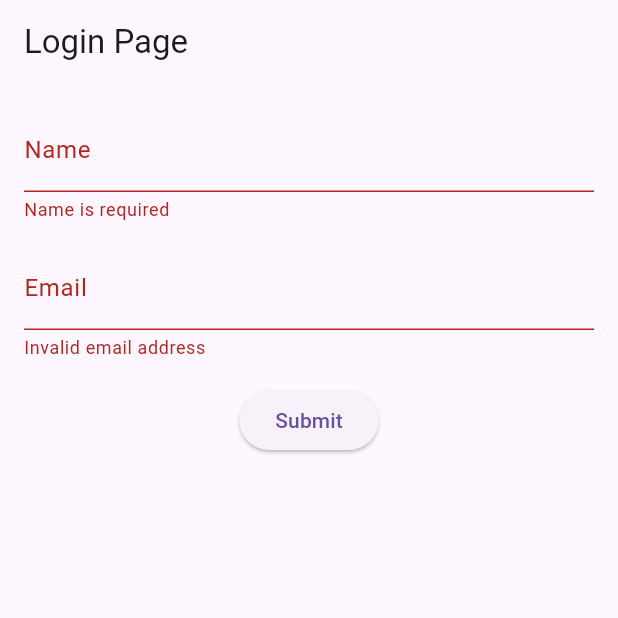
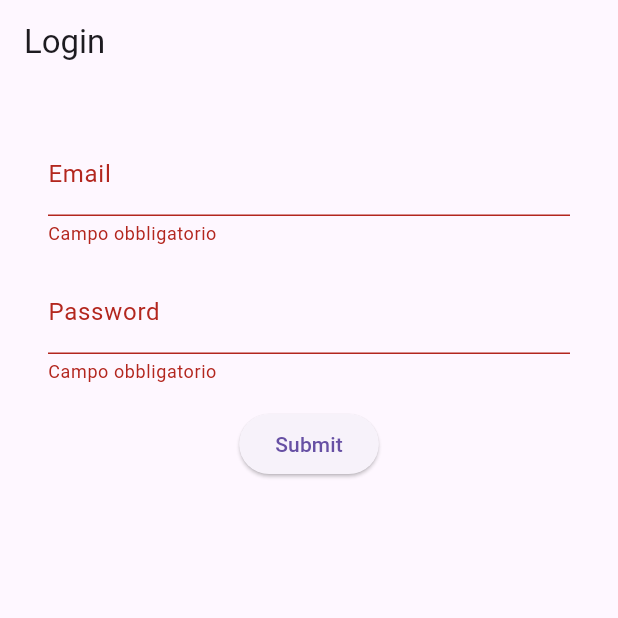
Before and after one commit to Hyron48/timetap, a Flutter app: the screen it shows after launch, after a tap on "Submit", on a phone screen of 412 x 824 dp, the top half of it. Run offline on Flutter 3.47's test engine with Material 3 defaults, Android fonts, the phone set to English and light mode, and no system bars; our stand-ins replace shared_preferences.

Commit message:
finalization-login-page

```diff
--- /dev/null
+++ b/lib/language/language.dart
@@ -0,0 +1,11 @@
+import 'package:flutter/material.dart';
+import '../models/languages-model.dart';
+
+abstract class Languages {
+  static Languages? of(BuildContext context) {
+    return Localizations.of<Languages>(context, Languages);
+  }
+
+  LanguagesLoginModel get languageLoginLabels;
+  ValidationModel get validationLabels;
+}
--- /dev/null
+++ b/lib/language/language_en.dart
@@ -0,0 +1,22 @@
+import 'language.dart';
+import '../models/languages-model.dart';
+
+class LanguageEn extends Languages {
+  @override
+  LanguagesLoginModel get languageLoginLabels {
+    String title = 'Login';
+    String email = 'Email';
+    String password = 'Password';
+
+    return LanguagesLoginModel(title, email, password);
+  }
+
+  @override
+  ValidationModel get validationLabels {
+    String isFieldEmpty = 'Required field';
+    String fieldNotValid = 'Field not valid';
+    String passwordNotValid = 'The password must be at least eight characters, at least one letter and one number';
+
+    return ValidationModel(isFieldEmpty, fieldNotValid, passwordNotValid);
+  }
+}
--- /dev/null
+++ b/lib/language/language_it.dart
@@ -0,0 +1,22 @@
+import 'language.dart';
+import '../models/languages-model.dart';
+
+class LanguageIt extends Languages {
+  @override
+  LanguagesLoginModel get languageLoginLabels {
+    String loginTitle = 'Login';
+    String email = 'Email';
+    String password = 'Password';
+
+    return LanguagesLoginModel(loginTitle, email, password);
+  }
+
+  @override
+  ValidationModel get validationLabels {
+    String isFieldEmpty = 'Campo obbligatorio';
+    String fieldNotValid = 'Campo non valido';
+    String passwordNotValid = 'La password deve essere minimo di otto caratteri, almeno una lettera e un numero';
+
+    return ValidationModel(isFieldEmpty, fieldNotValid, passwordNotValid);
+  }
+}
--- /dev/null
+++ b/lib/localization/constant.dart
@@ -0,0 +1,28 @@
+import 'package:flutter/material.dart';
+import 'package:shared_preferences/shared_preferences.dart';
+import 'package:timetap/main.dart';
+
+const String prefSelectedLanguageCode = "language";
+
+Future<Locale> setLocale(String languageCode) async {
+  SharedPreferences prefs = await SharedPreferences.getInstance();
+  await prefs.setString(prefSelectedLanguageCode, languageCode);
+  return _locale(languageCode);
+}
+
+Future<Locale> getLocale() async {
+  SharedPreferences prefs = await SharedPreferences.getInstance();
+  String languageCode = prefs.getString(prefSelectedLanguageCode) ?? 'it';
+  return _locale(languageCode);
+}
+
+Locale _locale(String languageCode) {
+  return languageCode.isNotEmpty
+      ? Locale(languageCode, '')
+      : const Locale('it', '');
+}
+
+void changeLanguage(BuildContext context, String selectedLanguageCode) async {
+  var locale = await setLocale(selectedLanguageCode);
+  TimeTapApp.setLocale(context, locale);
+}
--- /dev/null
+++ b/lib/localization/delegation.dart
@@ -0,0 +1,31 @@
+import 'package:flutter/material.dart';
+import 'package:timetap/language/language.dart';
+import 'package:timetap/language/language_en.dart';
+import 'package:timetap/language/language_it.dart';
+
+
+class AppLocalizationsDelegate extends LocalizationsDelegate<Languages> {
+
+  const AppLocalizationsDelegate();
+
+  @override
+  bool isSupported(Locale locale) =>
+      ['en', 'it'].contains(locale.languageCode);
+
+  @override
+  Future<Languages> load(Locale locale) => _load(locale);
+
+  static Future<Languages> _load(Locale locale) async {
+    switch (locale.languageCode) {
+      case 'en':
+        return LanguageEn();
+      case 'it':
+        return LanguageIt();
+      default:
+        return LanguageEn();
+    }
+  }
+
+  @override
+  bool shouldReload(LocalizationsDelegate<Languages> old) => false;
+}
--- a/lib/main.dart
+++ b/lib/main.dart
@@ -1,51 +1,69 @@
-import 'package:english_words/english_words.dart';
 import 'package:flutter/material.dart';
-import 'package:provider/provider.dart';
+import 'package:flutter_localizations/flutter_localizations.dart';
+import 'package:timetap/localization/delegation.dart';
+import 'localization/constant.dart';
 import 'screens/login_page.dart';
 
 void main() {
-  runApp(const TimeTap());
+  runApp(const TimeTapApp());
 }
 
-class TimeTap extends StatelessWidget {
-  const TimeTap({super.key});
+class TimeTapApp extends StatefulWidget {
+  const TimeTapApp({super.key});
+
+  static void setLocale(BuildContext context, Locale newLocale) {
+    var state = context.findAncestorStateOfType<TimeTapState>();
+    state?.setLocale(newLocale);
+  }
+
+  @override
+  State<StatefulWidget> createState() => TimeTapState();
+}
+
+class TimeTapState extends State<TimeTapApp> {
+  Locale? _locale;
+
+  void setLocale(Locale locale) {
+    setState(() {
+      _locale = locale;
+    });
+  }
+
+  @override
+  void didChangeDependencies() async {
+    getLocale().then((locale) {
+      setState(() {
+        _locale = locale;
+      });
+    });
+    super.didChangeDependencies();
+  }
 
   @override
   Widget build(BuildContext context) {
-    return ChangeNotifierProvider(
-      create: (context) => MyAppState(),
-      child: MaterialApp(
-        title: 'TimeTap',
-        theme: ThemeData(
-          useMaterial3: true,
-          colorScheme: ColorScheme.fromSeed(seedColor: Colors.deepOrange),
-        ),
-        home: MyHomePage(),
-      ),
+    return MaterialApp(
+      title: 'TimeTap',
+      locale: _locale,
+      supportedLocales: const [
+        Locale('en', ''),
+        Locale('it', ''),
+      ],
+      localizationsDelegates: const [
+        AppLocalizationsDelegate(),
+        GlobalMaterialLocalizations.delegate,
+        GlobalWidgetsLocalizations.delegate,
+        GlobalCupertinoLocalizations.delegate,
+      ],
+      localeResolutionCallback: (locale, supportedLocales) {
+        for (var supportedLocale in supportedLocales) {
+          if (supportedLocale.languageCode == locale?.languageCode &&
+              supportedLocale.countryCode == locale?.countryCode) {
+            return supportedLocale;
+          }
+        }
+        return supportedLocales.first;
+      },
+      home: LoginPage(),
     );
   }
 }
-
-class MyAppState extends ChangeNotifier {
-  var current = WordPair.random();
-
-  void changeValue() {
-    this.current = WordPair.random();
-    notifyListeners();
-  }
-}
-
-class MyHomePage extends StatelessWidget {
-  @override
-  Widget build(BuildContext context) {
-    var appState = context.watch<MyAppState>();
-
-    return MaterialApp(
-      title: 'TimeTap',
-      initialRoute: '/login',
-      routes: {
-        '/login': (context) => LoginPage()
-      },
-    );
-  }
-}
--- /dev/null
+++ b/lib/models/languages-model.dart
@@ -0,0 +1,15 @@
+class LanguagesLoginModel {
+  String title;
+  String email;
+  String password;
+
+  LanguagesLoginModel(this.title, this.email, this.password);
+}
+
+class ValidationModel {
+  String fieldEmpty;
+  String fieldNotValid;
+  String passwordNotValid;
+
+  ValidationModel(this.fieldEmpty, this.fieldNotValid, this.passwordNotValid);
+}
--- a/lib/screens/login_page.dart
+++ b/lib/screens/login_page.dart
@@ -1,4 +1,5 @@
 import 'package:flutter/material.dart';
+import 'package:timetap/language/language.dart';
 
 class LoginPage extends StatefulWidget {
   const LoginPage({super.key});
@@ -12,39 +13,52 @@ class LoginPage extends StatefulWidget {
 class LoginPageState extends State<LoginPage> {
   final formKey = GlobalKey<FormState>();
 
+  final RegExp emailRegex = RegExp(r"^[a-zA-Z0-9.a-zA-Z0-9.!#$%&'*+-/=?^_`{|}~]+@[a-zA-Z0-9]+\.[a-zA-Z]+");
+  final RegExp passwordRegex = RegExp(r"^(?=.*[a-z])(?=.*[A-Z])(?=.*\d)[a-zA-Z\d]{8,}$");
+
   @override
   Widget build(BuildContext context) {
     return Scaffold(
         appBar: AppBar(
-          title: Text('Login Page'),
+          title: Text(Languages.of(context)!.languageLoginLabels.title),
         ),
         body: Padding(
-            padding: const EdgeInsets.all(16.0),
+            padding: const EdgeInsets.all(32.0),
             child: Center(
                 child: Form(
-                  autovalidateMode: AutovalidateMode.onUserInteraction,
                   key: formKey,
                   child: Column(
                     children: <Widget>[
                       TextFormField(
+                        autovalidateMode: AutovalidateMode.onUserInteraction,
                         decoration: InputDecoration(
-                            labelText: 'Name',
+                          labelText:
+                          Languages.of(context)!.languageLoginLabels.email,
                         ),
                         validator: (value) {
                           if (value == null || value.isEmpty) {
-                              return 'Name is required';
+                            return  Languages.of(context)!.validationLabels.fieldEmpty;
+                          }
+                          if (!emailRegex.hasMatch(value)) {
+                            return  Languages.of(context)!.validationLabels.fieldNotValid;
                           }
                             return null;
-                          }
+                          },
                       ),
                       SizedBox(height: 16),
                       TextFormField(
+                        obscureText: true,
+                        autovalidateMode: AutovalidateMode.onUserInteraction,
                         decoration: InputDecoration(
-                          labelText: 'Email',
+                          labelText: Languages.of(context)!.languageLoginLabels.password,
+                          errorMaxLines: 3,
                         ),
                         validator: (value) {
-                          if (value == null || value.isEmpty || !value.contains('@')) {
-                            return 'Invalid email address';
+                          if (value == null || value.isEmpty) {
+                            return  Languages.of(context)!.validationLabels.fieldEmpty;
+                          }
+                          if (!passwordRegex.hasMatch(value)) {
+                            return  Languages.of(context)!.validationLabels.passwordNotValid;
                           }
                             return null;
                           },
--- a/pubspec.yaml
+++ b/pubspec.yaml
@@ -10,6 +10,9 @@ environment:
 dependencies:
   flutter:
     sdk: flutter
+  flutter_localizations:
+    sdk: flutter
+  shared_preferences: ^2.2.3
 
   provider: ^6.0.5
   english_words: ^4.0.0
@@ -24,5 +27,6 @@ dev_dependencies:
 
 flutter:
   assets:
-    - assets/svg/appLogo.svg
+    - assets/svg/eye.svg
+    - assets/svg/eyeSlash.svg
   uses-material-design: true
```
Also changed, not shown: assets/svg/eye.svg (added), assets/svg/eyeSlash.svg (added), 11 other files. Lines whose indentation alone changed are shown as unchanged.
